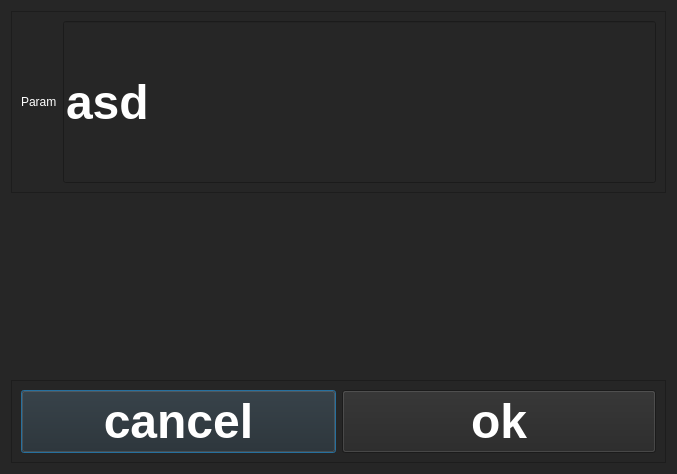
Before: the Qt Designer form flipVerticalLayout/dialog.ui in laszlo-avotra-tips/layout, drawn with Qt 5.
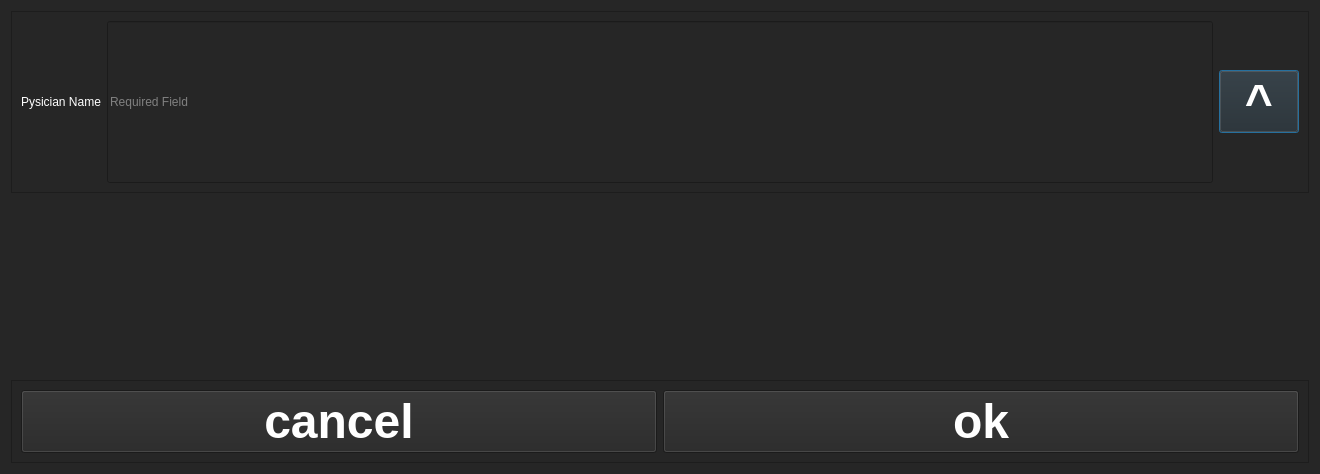
After: the same form once the commit is applied. Custom widgets are drawn as their Qt base class.

What changed in the file:
```diff
--- a/flipVerticalLayout/dialog.ui
+++ b/flipVerticalLayout/dialog.ui
@@ -6,7 +6,7 @@
    <rect>
     <x>0</x>
     <y>0</y>
-    <width>677</width>
+    <width>1320</width>
     <height>474</height>
    </rect>
   </property>
@@ -26,8 +26,10 @@
 qproperty-flat: true;
 }
 QLineEdit{
-font: bold 48px;
+color:white;
+font:48pt &quot;Helvetica Neue&quot;;
 }
+
 </string>
   </property>
   <property name="modal">
@@ -58,7 +60,7 @@
          <string notr="true"/>
         </property>
         <property name="text">
-         <string>Param</string>
+         <string>Pysician Name</string>
         </property>
        </widget>
       </item>
@@ -70,8 +72,20 @@
           <verstretch>0</verstretch>
          </sizepolicy>
         </property>
+        <property name="styleSheet">
+         <string notr="true">color:grey;
+font:24pt &quot;Helvetica Neue&quot;;
+</string>
+        </property>
         <property name="text">
-         <string>asd</string>
+         <string>Required Field</string>
+        </property>
+       </widget>
+      </item>
+      <item>
+       <widget class="QPushButton" name="pushButtonDown">
+        <property name="text">
+         <string>^</string>
         </property>
        </widget>
       </item>
```
